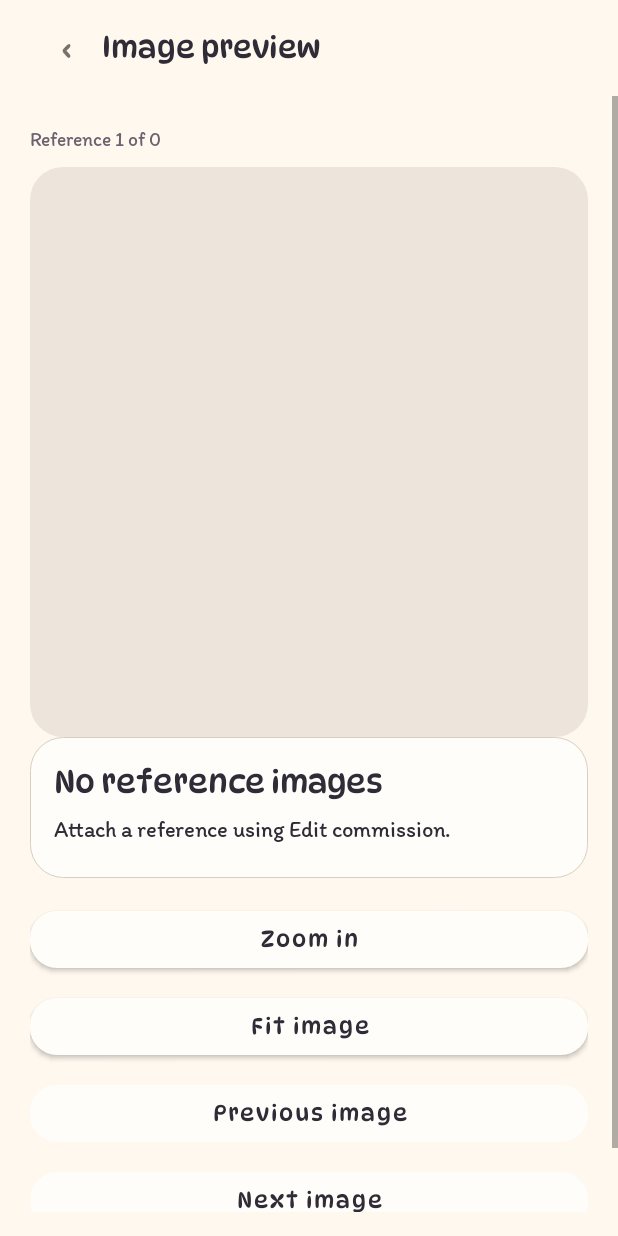
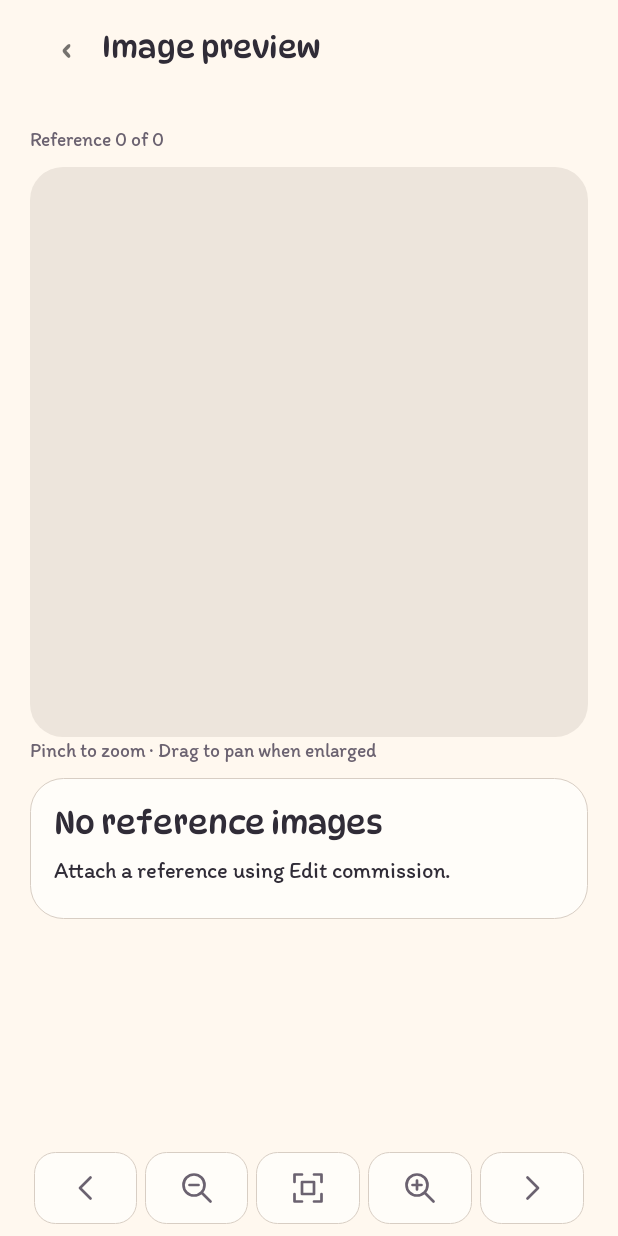
Before and after one commit to yezdenz/obra, an Android app: the ViewerActivity screen opened directly, with no data from a screen before it, on a phone screen of 412 x 824 dp. Run offline under Robolectric (Android 15) with nearby library versions, the phone set to English and light mode, and no system bars.

Commit message:
Replace stacked image actions with a compact zoom toolbar

```diff
--- a/OBRA/app/src/main/java/com/obra/studio/ui/ViewerActivity.kt
+++ b/OBRA/app/src/main/java/com/obra/studio/ui/ViewerActivity.kt
@@ -5,8 +5,10 @@ import android.net.Uri
 import android.graphics.Bitmap
 import android.graphics.BitmapFactory
 import android.widget.ImageView
+import android.widget.ImageButton
 import android.widget.LinearLayout
 import android.view.ScaleGestureDetector
+import com.obra.studio.R
 import com.obra.studio.data.Studio
 import java.util.concurrent.Executors
 import java.util.concurrent.Future
@@ -56,15 +58,46 @@ class ViewerActivity : BaseActivity() {
         val label=intent.getStringExtra("imageLabel") ?: "Reference"
         reset(if(label=="Artwork")"Your artwork" else "Image preview")
         val commission = Studio.work(intent.getLongExtra("commissionId", 0))
-        note(listOfNotNull(commission?.title,"$label ${index + 1} of ${images.size}").joinToString(" · "))
+        note(listOfNotNull(commission?.title,"$label ${if(images.isEmpty())0 else index + 1} of ${images.size}").joinToString(" · "))
         image = ImageView(this).apply {
             contentDescription = if(label=="Artwork")"Artist artwork image" else "Commission reference image"
             scaleType = ImageView.ScaleType.FIT_CENTER
             background = shape(0xffede5dc.toInt())
         }
         body.addView(image, LinearLayout.LayoutParams(-1, dp(380)))
+        note("Pinch to zoom · Drag to pan when enlarged")
+        val toolbar=LinearLayout(this).apply { gravity=android.view.Gravity.CENTER }
+        footer.addView(toolbar,LinearLayout.LayoutParams(-1,-2))
+        fun control(name: String, icon: Int, action: ()->Unit): ImageButton =
+            iconButton(name,icon,toolbar,action).apply {
+                layoutParams=LinearLayout.LayoutParams(0,dp(48),1f).apply {
+                    marginStart=dp(3);marginEnd=dp(3)
+                }
+            }
+        var imageReady=false
+        lateinit var zoomIn: ImageButton
+        lateinit var zoomOut: ImageButton
+        lateinit var fit: ImageButton
+        fun applyZoom(value: Float) {
+            zoom=value.coerceIn(1f,4f)
+            image.scaleX=zoom;image.scaleY=zoom
+            image.translationX=image.translationX.coerceIn(-image.width*(zoom-1)/2,image.width*(zoom-1)/2)
+            image.translationY=image.translationY.coerceIn(-image.height*(zoom-1)/2,image.height*(zoom-1)/2)
+            zoomOut.isEnabled=imageReady && zoom>1f
+            zoomIn.isEnabled=imageReady && zoom<4f
+            fit.isEnabled=imageReady
+        }
+        control("Previous image",R.drawable.ic_previous) { if(index>0) { index--;render() } }
+            .isEnabled=index>0
+        zoomOut=control("Zoom out",R.drawable.ic_zoom_out) { applyZoom(zoom-.5f) }
+        fit=control("Fit image",R.drawable.ic_fit_image) { applyZoom(1f) }
+        zoomIn=control("Zoom in",R.drawable.ic_zoom_in) { applyZoom(zoom+.5f) }
+        control("Next image",R.drawable.ic_next) { if(index<images.lastIndex) { index++;render() } }
+            .isEnabled=index<images.lastIndex
+        applyZoom(1f)
         if (images.isEmpty()) {
-            empty("No reference images", "Attach a reference using Edit commission.")
+            empty(if(label=="Artwork")"No artwork images" else "No reference images",
+                if(label=="Artwork")"Add artwork from Commission details." else "Attach a reference using Edit commission.")
         } else {
             val loading = text("Loading image…", 14)
             val uri = Uri.parse(images[index])
@@ -76,7 +109,7 @@ class ViewerActivity : BaseActivity() {
                         return@runOnUiThread
                     }
                     body.removeView(loading)
-                    result.fold(onSuccess = { image.setImageBitmap(it) }, onFailure = {
+                    result.fold(onSuccess = { image.setImageBitmap(it);imageReady=true;applyZoom(1f) }, onFailure = {
                         empty("Image unavailable", "The image may have moved or access may have expired. Your commission is still saved.")
                         button("Retry image") { render() }
                     })
@@ -85,9 +118,8 @@ class ViewerActivity : BaseActivity() {
         }
         val scale = ScaleGestureDetector(this, object : ScaleGestureDetector.SimpleOnScaleGestureListener() {
             override fun onScale(detector: ScaleGestureDetector): Boolean {
-                zoom = (zoom * detector.scaleFactor).coerceIn(1f, 4f)
-                image.scaleX = zoom
-                image.scaleY = zoom
+                if(!imageReady)return false
+                applyZoom(zoom * detector.scaleFactor)
                 return true
             }
         })
@@ -106,9 +138,5 @@ class ViewerActivity : BaseActivity() {
             }
             true
         }
-        button("Zoom in") { zoom = (zoom + .5f).coerceAtMost(4f); image.scaleX = zoom; image.scaleY = zoom }
-        button("Fit image") { zoom = 1f; image.scaleX = 1f; image.scaleY = 1f; image.translationX = 0f; image.translationY = 0f }
-        button("Previous image") { index--; render() }.isEnabled = index > 0
-        button("Next image") { index++; render() }.isEnabled = index < images.lastIndex
     }
 }
--- /dev/null
+++ b/OBRA/app/src/main/res/drawable/ic_fit_image.xml
@@ -0,0 +1,6 @@
+<vector xmlns:android="http://schemas.android.com/apk/res/android"
+    android:width="24dp" android:height="24dp" android:viewportWidth="24" android:viewportHeight="24">
+    <path android:fillColor="@android:color/transparent" android:strokeColor="#302C37"
+        android:strokeWidth="1.8" android:strokeLineCap="round" android:strokeLineJoin="round"
+        android:pathData="M8,3L3,3L3,8M16,3L21,3L21,8M3,16L3,21L8,21M21,16L21,21L16,21M8,8L16,8L16,16L8,16Z" />
+</vector>
--- /dev/null
+++ b/OBRA/app/src/main/res/drawable/ic_next.xml
@@ -0,0 +1,6 @@
+<vector xmlns:android="http://schemas.android.com/apk/res/android"
+    android:width="24dp" android:height="24dp" android:viewportWidth="24" android:viewportHeight="24">
+    <path android:fillColor="@android:color/transparent" android:strokeColor="#302C37"
+        android:strokeWidth="1.8" android:strokeLineCap="round" android:strokeLineJoin="round"
+        android:pathData="M9,5L16,12L9,19" />
+</vector>
--- /dev/null
+++ b/OBRA/app/src/main/res/drawable/ic_previous.xml
@@ -0,0 +1,6 @@
+<vector xmlns:android="http://schemas.android.com/apk/res/android"
+    android:width="24dp" android:height="24dp" android:viewportWidth="24" android:viewportHeight="24">
+    <path android:fillColor="@android:color/transparent" android:strokeColor="#302C37"
+        android:strokeWidth="1.8" android:strokeLineCap="round" android:strokeLineJoin="round"
+        android:pathData="M15,5L8,12L15,19" />
+</vector>
--- /dev/null
+++ b/OBRA/app/src/main/res/drawable/ic_zoom_in.xml
@@ -0,0 +1,6 @@
+<vector xmlns:android="http://schemas.android.com/apk/res/android"
+    android:width="24dp" android:height="24dp" android:viewportWidth="24" android:viewportHeight="24">
+    <path android:fillColor="@android:color/transparent" android:strokeColor="#302C37"
+        android:strokeWidth="1.8" android:strokeLineCap="round" android:strokeLineJoin="round"
+        android:pathData="M17,10A7,7 0,1 0,3,10A7,7 0,1 0,17,10M15,15L21,21M7,10L13,10M10,7L10,13" />
+</vector>
--- /dev/null
+++ b/OBRA/app/src/main/res/drawable/ic_zoom_out.xml
@@ -0,0 +1,6 @@
+<vector xmlns:android="http://schemas.android.com/apk/res/android"
+    android:width="24dp" android:height="24dp" android:viewportWidth="24" android:viewportHeight="24">
+    <path android:fillColor="@android:color/transparent" android:strokeColor="#302C37"
+        android:strokeWidth="1.8" android:strokeLineCap="round" android:strokeLineJoin="round"
+        android:pathData="M17,10A7,7 0,1 0,3,10A7,7 0,1 0,17,10M15,15L21,21M7,10L13,10" />
+</vector>
```
Also changed, not shown: 2 other files.
